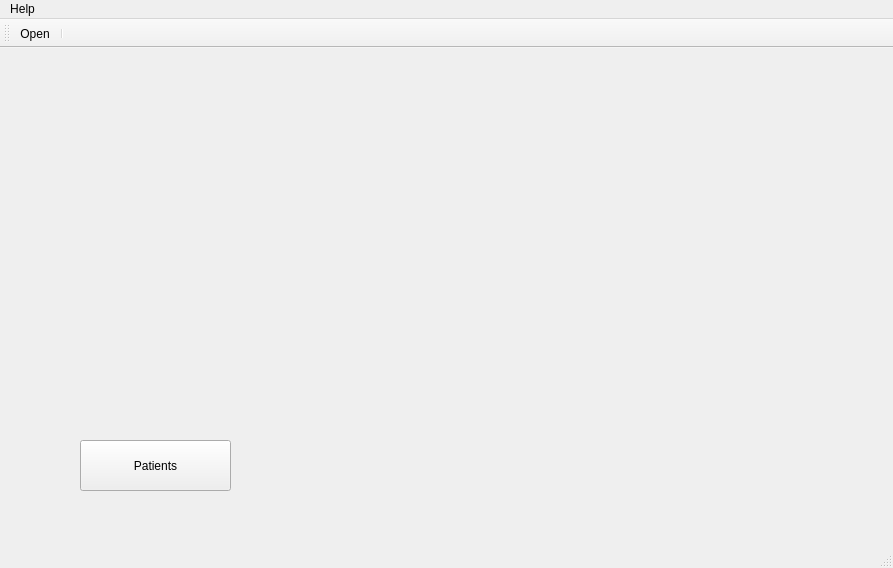
Above: mainwindow.ui from AminAbed/Project before the change. Below: the same form after it.
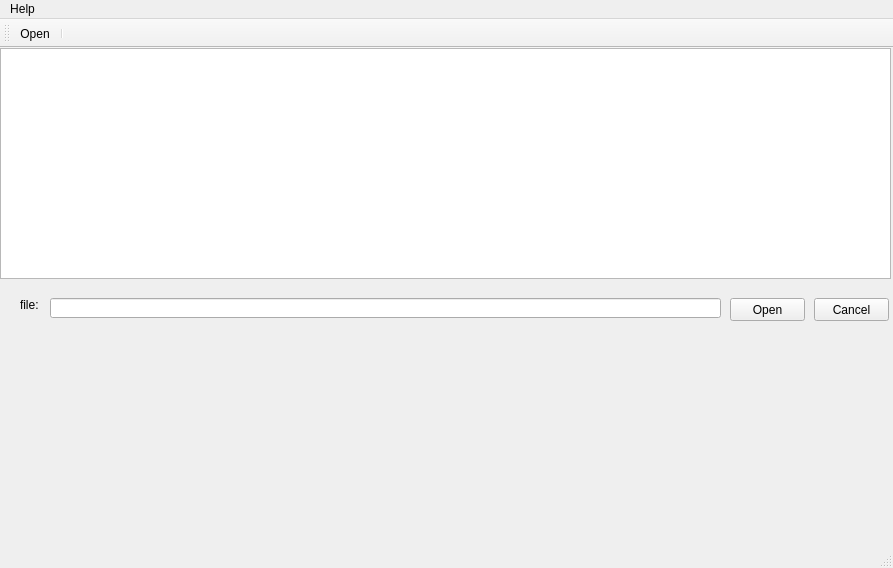
That is the form after the change. Icons and pictures are not drawn. Custom widgets are drawn as their Qt base class.

Commit message: Added QStackedWidget for different windows/widgets. Added FileSystemPage to MainWindow.

Patch:
```diff
--- a/mainwindow.ui
+++ b/mainwindow.ui
@@ -14,18 +14,83 @@
    <string>MainWindow</string>
   </property>
   <widget class="QWidget" name="centralWidget">
-   <widget class="QPushButton" name="pushButton">
+   <widget class="QStackedWidget" name="pageControl">
     <property name="geometry">
      <rect>
-      <x>80</x>
-      <y>392</y>
-      <width>151</width>
-      <height>51</height>
+      <x>0</x>
+      <y>0</y>
+      <width>891</width>
+      <height>511</height>
      </rect>
     </property>
-    <property name="text">
-     <string>Patients</string>
+    <property name="currentIndex">
+     <number>1</number>
     </property>
+    <widget class="QWidget" name="startPage"/>
+    <widget class="QWidget" name="fileSystemPage">
+     <widget class="CustomLineEdit" name="filePathline">
+      <property name="geometry">
+       <rect>
+        <x>50</x>
+        <y>250</y>
+        <width>671</width>
+        <height>20</height>
+       </rect>
+      </property>
+      <property name="acceptDrops">
+       <bool>true</bool>
+      </property>
+     </widget>
+     <widget class="QLabel" name="filePathLabel">
+      <property name="geometry">
+       <rect>
+        <x>20</x>
+        <y>250</y>
+        <width>46</width>
+        <height>13</height>
+       </rect>
+      </property>
+      <property name="text">
+       <string>file: </string>
+      </property>
+     </widget>
+     <widget class="QTreeView" name="fileSystemView">
+      <property name="geometry">
+       <rect>
+        <x>0</x>
+        <y>0</y>
+        <width>891</width>
+        <height>231</height>
+       </rect>
+      </property>
+     </widget>
+     <widget class="QPushButton" name="openButton">
+      <property name="geometry">
+       <rect>
+        <x>730</x>
+        <y>250</y>
+        <width>75</width>
+        <height>23</height>
+       </rect>
+      </property>
+      <property name="text">
+       <string>Open</string>
+      </property>
+     </widget>
+     <widget class="QPushButton" name="cancelButton">
+      <property name="geometry">
+       <rect>
+        <x>814</x>
+        <y>250</y>
+        <width>75</width>
+        <height>23</height>
+       </rect>
+      </property>
+      <property name="text">
+       <string>Cancel</string>
+      </property>
+     </widget>
+    </widget>
    </widget>
   </widget>
   <widget class="QMenuBar" name="menuBar">
@@ -78,6 +143,13 @@
   </action>
  </widget>
  <layoutdefault spacing="6" margin="11"/>
+ <customwidgets>
+  <customwidget>
+   <class>CustomLineEdit</class>
+   <extends>QLineEdit</extends>
+   <header>CustomLineEdit.h</header>
+  </customwidget>
+ </customwidgets>
  <resources>
   <include location="images.qrc"/>
  </resources>
```
Left out of the diff: 5 changed lines with no effect on the pictures. The commit also changes 2 other files.
